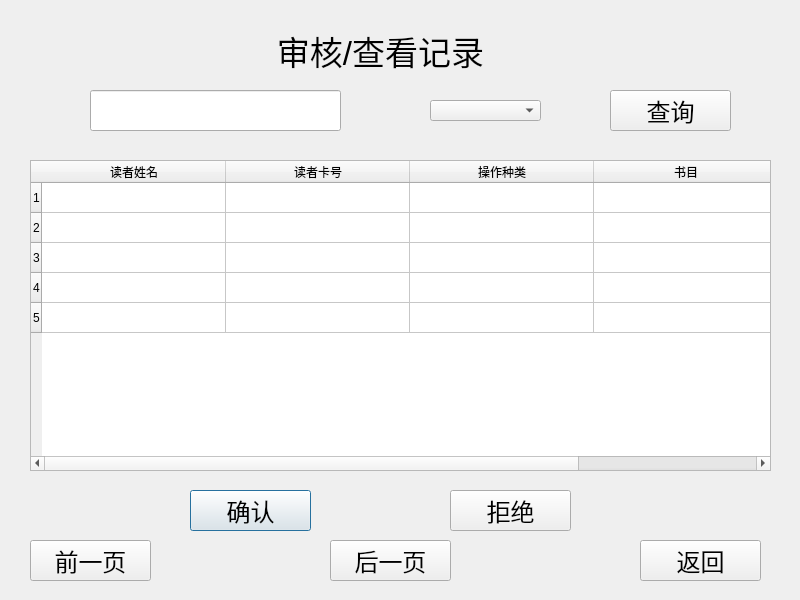
Old version of the form Library_Administrator_System/confirm.ui in the repository renzibei/TGLibrary.
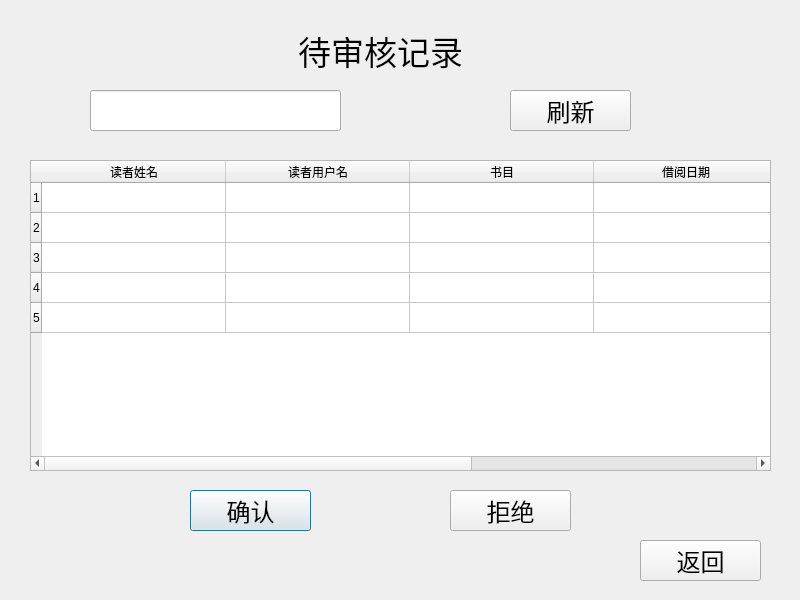
New version of the form. Icons and pictures are not drawn.

What changed in the file:
```diff
--- a/Library_Administrator_System/confirm.ui
+++ b/Library_Administrator_System/confirm.ui
@@ -32,7 +32,7 @@
     </font>
    </property>
    <property name="text">
-    <string>审核/查看记录</string>
+    <string>待审核记录</string>
    </property>
    <property name="alignment">
     <set>Qt::AlignCenter</set>
@@ -65,12 +65,7 @@
    </column>
    <column>
     <property name="text">
-     <string>读者卡号</string>
-    </property>
-   </column>
-   <column>
-    <property name="text">
-     <string>操作种类</string>
+     <string>读者用户名</string>
     </property>
    </column>
    <column>
@@ -78,6 +73,16 @@
      <string>书目</string>
     </property>
    </column>
+   <column>
+    <property name="text">
+     <string>借阅日期</string>
+    </property>
+   </column>
+   <column>
+    <property name="text">
+     <string>操作编号</string>
+    </property>
+   </column>
   </widget>
   <widget class="QPushButton" name="pushButton">
    <property name="geometry">
@@ -115,24 +120,6 @@
     <string>拒绝</string>
    </property>
   </widget>
-  <widget class="QPushButton" name="pushButton_3">
-   <property name="geometry">
-    <rect>
-     <x>330</x>
-     <y>540</y>
-     <width>121</width>
-     <height>41</height>
-    </rect>
-   </property>
-   <property name="font">
-    <font>
-     <pointsize>18</pointsize>
-    </font>
-   </property>
-   <property name="text">
-    <string>后一页</string>
-   </property>
-  </widget>
   <widget class="QPushButton" name="Confirm_Return_bt">
    <property name="geometry">
     <rect>
@@ -161,20 +148,10 @@
     </rect>
    </property>
   </widget>
-  <widget class="QComboBox" name="comboBox">
+  <widget class="QPushButton" name="update_record">
    <property name="geometry">
     <rect>
-     <x>430</x>
-     <y>100</y>
-     <width>111</width>
-     <height>21</height>
-    </rect>
-   </property>
-  </widget>
-  <widget class="QPushButton" name="pushButton_4">
-   <property name="geometry">
-    <rect>
-     <x>610</x>
+     <x>510</x>
      <y>90</y>
      <width>121</width>
      <height>41</height>
@@ -186,25 +163,7 @@
     </font>
    </property>
    <property name="text">
-    <string>查询</string>
-   </property>
-  </widget>
-  <widget class="QPushButton" name="pushButton_5">
-   <property name="geometry">
-    <rect>
-     <x>30</x>
-     <y>540</y>
-     <width>121</width>
-     <height>41</height>
-    </rect>
-   </property>
-   <property name="font">
-    <font>
-     <pointsize>18</pointsize>
-    </font>
-   </property>
-   <property name="text">
-    <string>前一页</string>
+    <string>刷新</string>
    </property>
   </widget>
  </widget>
```
Left out of the diff: 4 changed lines with no effect on the pictures.
